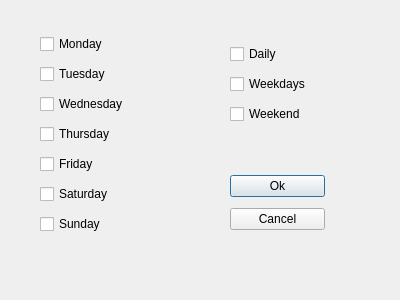
The window that alarmsettingdialog.ui (seulusoy/alarmClock) describes before a commit, drawn with Qt 5.
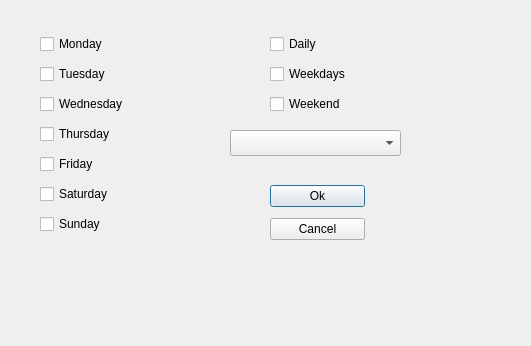
The same window after the commit.

Patch:
```diff
--- a/alarmsettingdialog.ui
+++ b/alarmsettingdialog.ui
@@ -6,18 +6,18 @@
    <rect>
     <x>0</x>
     <y>0</y>
-    <width>400</width>
-    <height>300</height>
+    <width>531</width>
+    <height>346</height>
    </rect>
   </property>
   <property name="windowTitle">
    <string>Dialog</string>
   </property>
-  <widget class="QWidget" name="">
+  <widget class="QWidget" name="layoutWidget">
    <property name="geometry">
     <rect>
-     <x>230</x>
-     <y>40</y>
+     <x>270</x>
+     <y>30</y>
      <width>95</width>
      <height>88</height>
     </rect>
@@ -46,7 +46,7 @@
     </item>
    </layout>
   </widget>
-  <widget class="QWidget" name="">
+  <widget class="QWidget" name="layoutWidget">
    <property name="geometry">
     <rect>
      <x>40</x>
@@ -107,11 +107,11 @@
     </item>
    </layout>
   </widget>
-  <widget class="QWidget" name="">
+  <widget class="QWidget" name="layoutWidget">
    <property name="geometry">
     <rect>
-     <x>230</x>
-     <y>170</y>
+     <x>270</x>
+     <y>180</y>
      <width>95</width>
      <height>67</height>
     </rect>
@@ -133,6 +133,16 @@
     </item>
    </layout>
   </widget>
+  <widget class="QComboBox" name="soundComboBox">
+   <property name="geometry">
+    <rect>
+     <x>230</x>
+     <y>130</y>
+     <width>171</width>
+     <height>26</height>
+    </rect>
+   </property>
+  </widget>
  </widget>
  <resources/>
  <connections/>
```
